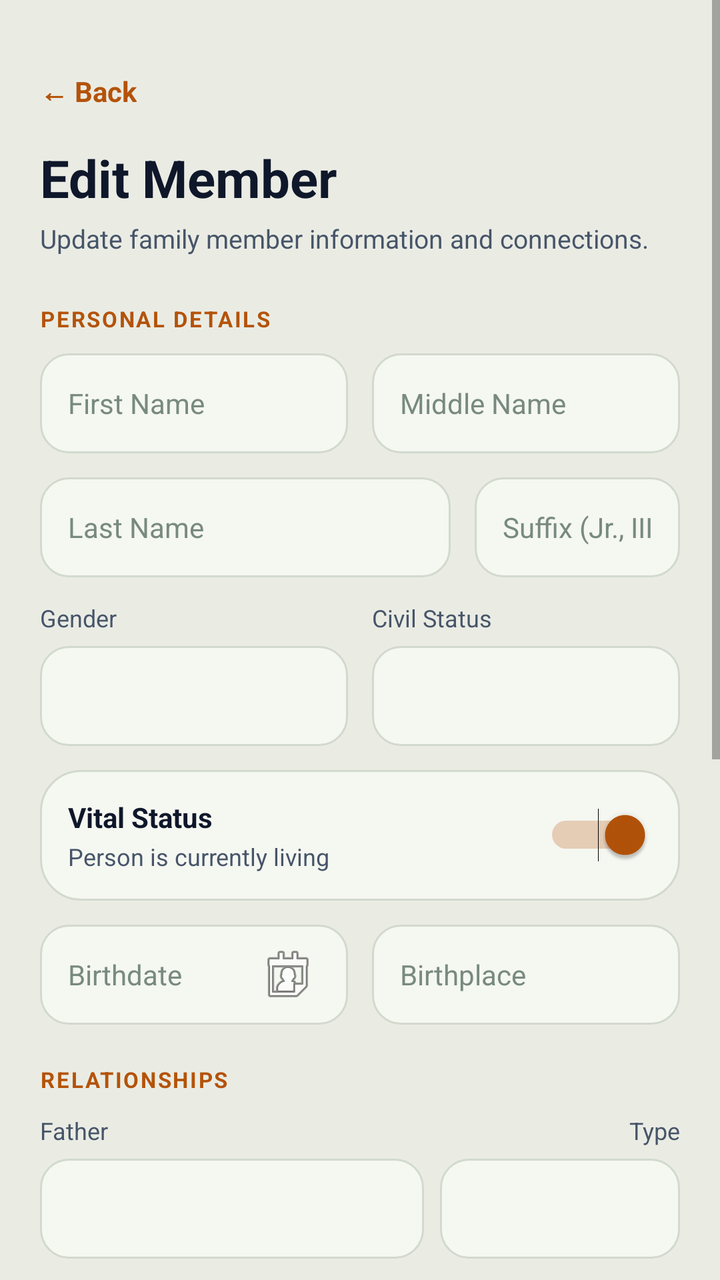
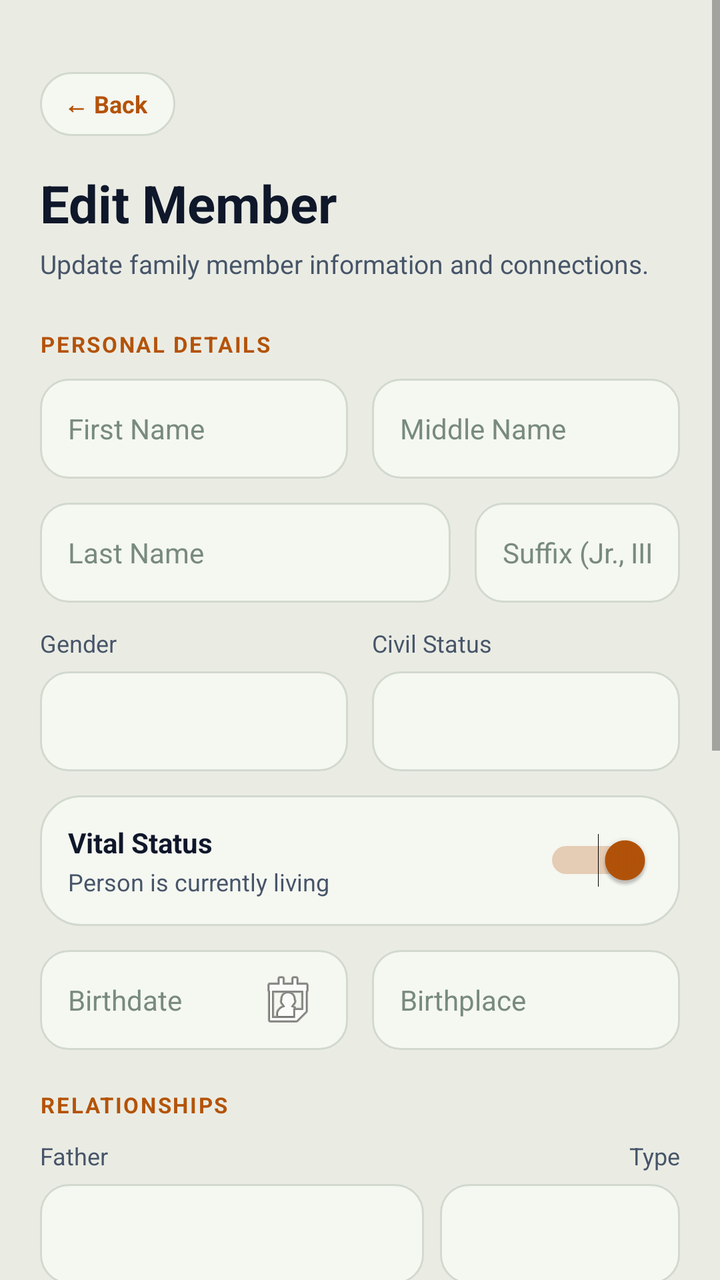

Two renders of the same Android screen: before a commit and after it. Below are the layout's source before the change and the commit's diff.
<!-- AndroidManifest.xml: application theme Theme.BTProject2 -->
<!-- res/layout/activity_edit_member.xml -->
<?xml version="1.0" encoding="utf-8"?>
<ScrollView xmlns:android="http://schemas.android.com/apk/res/android"
    android:layout_width="match_parent"
    android:layout_height="match_parent"
    android:background="@color/forest_bg"
    android:fitsSystemWindows="true">

    <LinearLayout
        android:layout_width="match_parent"
        android:layout_height="wrap_content"
        android:orientation="vertical"
        android:paddingTop="36dp"
        android:paddingStart="20dp"
        android:paddingEnd="20dp"
        android:paddingBottom="40dp">

        
        <TextView
            android:id="@+id/btnBack"
            android:layout_width="wrap_content"
            android:layout_height="wrap_content"
            android:text="← Back"
            android:textSize="14sp"
            android:textStyle="bold"
            android:textColor="@color/gold_accent"
            android:layout_marginBottom="16dp"
            android:clickable="true"
            android:focusable="true" />

        
        <TextView
            android:layout_width="wrap_content"
            android:layout_height="wrap_content"
            android:text="Edit Member"
            android:textSize="26sp"
            android:textStyle="bold"
            android:textColor="@color/text_primary"
            android:layout_marginBottom="4dp" />

        <TextView
            android:layout_width="wrap_content"
            android:layout_height="wrap_content"
            android:text="Update family member information and connections."
            android:textSize="13sp"
            android:textColor="@color/text_secondary"
            android:layout_marginBottom="24dp" />

        
        <TextView
            android:layout_width="wrap_content"
            android:layout_height="wrap_content"
            android:text="PERSONAL DETAILS"
            android:textSize="11sp"
            android:textStyle="bold"
            android:textColor="@color/gold_accent"
            android:letterSpacing="0.08"
            android:layout_marginBottom="10dp" />

        
        <LinearLayout
            android:layout_width="match_parent"
            android:layout_height="wrap_content"
            android:orientation="horizontal"
            android:layout_marginBottom="12dp">

            <EditText
                android:id="@+id/etFirstName"
                android:layout_width="0dp"
                android:layout_height="50dp"
                android:layout_weight="1"
                android:hint="First Name"
                android:inputType="textPersonName"
                android:background="@drawable/input_bg"
                android:paddingStart="14dp"
                android:paddingEnd="14dp"
                android:textSize="14sp"
                android:textColor="@color/text_primary"
                android:textColorHint="@color/text_hint"
                android:layout_marginEnd="6dp" />

            <EditText
                android:id="@+id/etMiddleName"
                android:layout_width="0dp"
                android:layout_height="50dp"
                android:layout_weight="1"
                android:hint="Middle Name"
                android:inputType="textPersonName"
                android:background="@drawable/input_bg"
                android:paddingStart="14dp"
                android:paddingEnd="14dp"
                android:textSize="14sp"
                android:textColor="@color/text_primary"
                android:textColorHint="@color/text_hint"
                android:layout_marginStart="6dp" />
        </LinearLayout>

        
        <LinearLayout
            android:layout_width="match_parent"
            android:layout_height="wrap_content"
            android:orientation="horizontal"
            android:layout_marginBottom="12dp">

            <EditText
                android:id="@+id/etLastName"
                android:layout_width="0dp"
                android:layout_height="50dp"
                android:layout_weight="2"
                android:hint="Last Name"
                android:inputType="textPersonName"
                android:background="@drawable/input_bg"
                android:paddingStart="14dp"
                android:paddingEnd="14dp"
                android:textSize="14sp"
                android:textColor="@color/text_primary"
                android:textColorHint="@color/text_hint"
                android:layout_marginEnd="6dp" />

            <EditText
                android:id="@+id/etSuffix"
                android:layout_width="0dp"
                android:layout_height="50dp"
                android:layout_weight="1"
                android:hint="Suffix (Jr., III)"
                android:inputType="textPersonName"
                android:background="@drawable/input_bg"
                android:paddingStart="14dp"
                android:paddingEnd="14dp"
                android:textSize="14sp"
                android:textColor="@color/text_primary"
                android:textColorHint="@color/text_hint"
                android:layout_marginStart="6dp" />
        </LinearLayout>

        
        <LinearLayout
            android:layout_width="match_parent"
            android:layout_height="wrap_content"
            android:orientation="horizontal"
            android:layout_marginBottom="12dp">

            <LinearLayout
                android:layout_width="0dp"
                android:layout_height="wrap_content"
                android:layout_weight="1"
                android:orientation="vertical"
                android:layout_marginEnd="6dp">

                <TextView
                    android:layout_width="wrap_content"
                    android:layout_height="wrap_content"
                    android:text="Gender"
                    android:textSize="12sp"
                    android:textColor="@color/text_secondary"
                    android:layout_marginBottom="6dp" />

                <Spinner
                    android:id="@+id/spinnerGender"
                    android:layout_width="match_parent"
                    android:layout_height="50dp"
                    android:background="@drawable/input_bg"
                    android:paddingStart="8dp"
                    android:paddingEnd="8dp" />
            </LinearLayout>

            <LinearLayout
                android:layout_width="0dp"
                android:layout_height="wrap_content"
                android:layout_weight="1"
                android:orientation="vertical"
                android:layout_marginStart="6dp">

                <TextView
                    android:layout_width="wrap_content"
                    android:layout_height="wrap_content"
                    android:text="Civil Status"
                    android:textSize="12sp"
                    android:textColor="@color/text_secondary"
                    android:layout_marginBottom="6dp" />

                <Spinner
                    android:id="@+id/spinnerCivilStatus"
                    android:layout_width="match_parent"
                    android:layout_height="50dp"
                    android:background="@drawable/input_bg"
                    android:paddingStart="8dp"
                    android:paddingEnd="8dp" />
            </LinearLayout>
        </LinearLayout>

        
        <LinearLayout
            android:layout_width="match_parent"
            android:layout_height="wrap_content"
            android:orientation="horizontal"
            android:gravity="center_vertical"
            android:background="@drawable/bg_forest_card"
            android:padding="14dp"
            android:layout_marginBottom="12dp">

            <LinearLayout
                android:layout_width="0dp"
                android:layout_height="wrap_content"
                android:layout_weight="1"
                android:orientation="vertical">

                <TextView
                    android:layout_width="wrap_content"
                    android:layout_height="wrap_content"
                    android:text="Vital Status"
                    android:textSize="14sp"
                    android:textStyle="bold"
                    android:textColor="@color/text_primary" />

                <TextView
                    android:id="@+id/tvVitalStatusDesc"
                    android:layout_width="wrap_content"
                    android:layout_height="wrap_content"
                    android:text="Person is currently living"
                    android:textSize="12sp"
                    android:textColor="@color/text_secondary"
                    android:layout_marginTop="2dp" />
            </LinearLayout>

            <Switch
                android:id="@+id/switchIsLiving"
                android:layout_width="wrap_content"
                android:layout_height="wrap_content"
                android:checked="true" />
        </LinearLayout>

        
        <LinearLayout
            android:layout_width="match_parent"
            android:layout_height="wrap_content"
            android:orientation="horizontal"
            android:layout_marginBottom="12dp">

            <EditText
                android:id="@+id/etBirthDate"
                android:layout_width="0dp"
                android:layout_height="50dp"
                android:layout_weight="1"
                android:hint="Birthdate"
                android:background="@drawable/input_bg"
                android:paddingStart="14dp"
                android:paddingEnd="14dp"
                android:textSize="14sp"
                android:textColor="@color/text_primary"
                android:textColorHint="@color/text_hint"
                android:focusable="false"
                android:clickable="true"
                android:drawableEnd="@android:drawable/ic_menu_my_calendar"
                android:layout_marginEnd="6dp" />

            <EditText
                android:id="@+id/etBirthPlace"
                android:layout_width="0dp"
                android:layout_height="50dp"
                android:layout_weight="1"
                android:hint="Birthplace"
                android:inputType="textCapWords"
                android:background="@drawable/input_bg"
                android:paddingStart="14dp"
                android:paddingEnd="14dp"
                android:textSize="14sp"
                android:textColor="@color/text_primary"
                android:textColorHint="@color/text_hint"
                android:layout_marginStart="6dp" />
        </LinearLayout>

        
        <LinearLayout
            android:id="@+id/layoutDeathDetails"
            android:layout_width="match_parent"
            android:layout_height="wrap_content"
            android:orientation="vertical"
            android:visibility="gone"
            android:layout_marginBottom="12dp">

            <TextView
                android:layout_width="wrap_content"
                android:layout_height="wrap_content"
                android:text="Date of Passing"
                android:textSize="12sp"
                android:textColor="@color/text_secondary"
                android:layout_marginBottom="6dp" />

            <EditText
                android:id="@+id/etDeathDate"
                android:layout_width="match_parent"
                android:layout_height="50dp"
                android:hint="Date of Passing"
                android:background="@drawable/input_bg"
                android:paddingStart="14dp"
                android:paddingEnd="14dp"
                android:textSize="14sp"
                android:textColor="@color/text_primary"
                android:textColorHint="@color/text_hint"
                android:focusable="false"
                android:clickable="true"
                android:drawableEnd="@android:drawable/ic_menu_my_calendar"
                android:layout_marginBottom="12dp" />

            <TextView
                android:layout_width="wrap_content"
                android:layout_height="wrap_content"
                android:text="Place of Passing (Optional)"
                android:textSize="12sp"
                android:textColor="@color/text_secondary"
                android:layout_marginBottom="6dp" />

            <EditText
                android:id="@+id/etDeathPlace"
                android:layout_width="match_parent"
                android:layout_height="50dp"
                android:hint="e.g. Quezon City, Philippines"
                android:background="@drawable/input_bg"
                android:paddingStart="14dp"
                android:paddingEnd="14dp"
                android:textSize="14sp"
                android:textColor="@color/text_primary"
                android:textColorHint="@color/text_hint"
                android:inputType="textCapWords"
                android:layout_marginBottom="12dp" />
        </LinearLayout>

        
        <TextView
            android:layout_width="wrap_content"
            android:layout_height="wrap_content"
            android:text="RELATIONSHIPS"
            android:textSize="11sp"
            android:textStyle="bold"
            android:textColor="@color/gold_accent"
            android:letterSpacing="0.08"
            android:layout_marginTop="8dp"
            android:layout_marginBottom="10dp" />

        
        <LinearLayout
            android:layout_width="match_parent"
            android:layout_height="wrap_content"
            android:orientation="horizontal"
            android:layout_marginBottom="6dp">

            <TextView
                android:layout_width="0dp"
                android:layout_height="wrap_content"
                android:layout_weight="1"
                android:text="Father"
                android:textSize="12sp"
                android:textColor="@color/text_secondary" />

            <TextView
                android:layout_width="wrap_content"
                android:layout_height="wrap_content"
                android:text="Type"
                android:textSize="12sp"
                android:textColor="@color/text_secondary" />
        </LinearLayout>

        <LinearLayout
            android:layout_width="match_parent"
            android:layout_height="wrap_content"
            android:orientation="horizontal"
            android:layout_marginBottom="12dp">

            <Spinner
                android:id="@+id/spinnerFather"
                android:layout_width="0dp"
                android:layout_height="50dp"
                android:layout_weight="1"
                android:background="@drawable/input_bg"
                android:paddingStart="8dp"
                android:paddingEnd="8dp"
                android:layout_marginEnd="8dp" />

            <Spinner
                android:id="@+id/spinnerFatherType"
                android:layout_width="120dp"
                android:layout_height="50dp"
                android:background="@drawable/input_bg"
                android:paddingStart="8dp"
                android:paddingEnd="8dp" />
        </LinearLayout>

        
        <LinearLayout
            android:layout_width="match_parent"
            android:layout_height="wrap_content"
            android:orientation="horizontal"
            android:layout_marginBottom="6dp">

            <TextView
                android:layout_width="0dp"
                android:layout_height="wrap_content"
                android:layout_weight="1"
                android:text="Mother"
                android:textSize="12sp"
                android:textColor="@color/text_secondary" />

            <TextView
                android:layout_width="wrap_content"
                android:layout_height="wrap_content"
                android:text="Type"
                android:textSize="12sp"
                android:textColor="@color/text_secondary" />
        </LinearLayout>

        <LinearLayout
            android:layout_width="match_parent"
            android:layout_height="wrap_content"
            android:orientation="horizontal"
            android:layout_marginBottom="12dp">

            <Spinner
                android:id="@+id/spinnerMother"
                android:layout_width="0dp"
                android:layout_height="50dp"
                android:layout_weight="1"
                android:background="@drawable/input_bg"
                android:paddingStart="8dp"
                android:paddingEnd="8dp"
                android:layout_marginEnd="8dp" />

            <Spinner
                android:id="@+id/spinnerMotherType"
                android:layout_width="120dp"
                android:layout_height="50dp"
                android:background="@drawable/input_bg"
                android:paddingStart="8dp"
                android:paddingEnd="8dp" />
        </LinearLayout>

        
        <TextView
            android:layout_width="wrap_content"
            android:layout_height="wrap_content"
            android:text="Spouse"
            android:textSize="12sp"
            android:textColor="@color/text_secondary"
            android:layout_marginBottom="6dp" />

        <Spinner
            android:id="@+id/spinnerSpouse"
            android:layout_width="match_parent"
            android:layout_height="50dp"
            android:background="@drawable/input_bg"
            android:paddingStart="8dp"
            android:paddingEnd="8dp"
            android:layout_marginBottom="20dp" />

        
        <TextView
            android:layout_width="wrap_content"
            android:layout_height="wrap_content"
            android:text="BIOGRAPHY &amp; NOTES"
            android:textSize="11sp"
            android:textStyle="bold"
            android:textColor="@color/gold_accent"
            android:letterSpacing="0.08"
            android:layout_marginBottom="10dp" />

        <EditText
            android:id="@+id/etBiography"
            android:layout_width="match_parent"
            android:layout_height="100dp"
            android:hint="Personal background, occupation, notes..."
            android:gravity="top|start"
            android:inputType="textMultiLine"
            android:background="@drawable/input_bg"
            android:padding="14dp"
            android:textSize="14sp"
            android:textColor="@color/text_primary"
            android:textColorHint="@color/text_hint"
            android:layout_marginBottom="28dp" />

        
        <Button
            android:id="@+id/btnSaveMember"
            android:layout_width="match_parent"
            android:layout_height="52dp"
            android:text="Save Changes"
            android:textSize="15sp"
            android:textStyle="bold"
            android:textColor="@color/white"
            android:backgroundTint="@color/gold_accent"
            android:textAllCaps="false"
            android:layout_marginBottom="16dp" />

    </LinearLayout>
</ScrollView>
<!-- resources referenced by this layout -->
<resources>
  <color name="forest_bg">#EAECE4</color>
  <color name="gold_accent">#B45309</color>
  <color name="text_hint">#788A7E</color>
  <color name="text_primary">#0F172A</color>
  <color name="text_secondary">#475569</color>
  <color name="white">#FFFFFF</color>
  <!-- drawable bg_forest_card (drawable) -->
  <?xml version="1.0" encoding="utf-8"?>
  <shape xmlns:android="http://schemas.android.com/apk/res/android"
      android:shape="rectangle">
      <solid android:color="@color/forest_card" />
      <corners android:radius="20dp" />
      <stroke
          android:width="1dp"
          android:color="@color/forest_card_border" />
  </shape>
  <!-- drawable input_bg (drawable) -->
  <?xml version="1.0" encoding="utf-8"?>
  <shape xmlns:android="http://schemas.android.com/apk/res/android"
      android:shape="rectangle">
      <solid android:color="@color/forest_card" />
      <corners android:radius="14dp" />
      <stroke android:width="1dp" android:color="@color/forest_card_border" />
  </shape>
  <style name="Theme.BTProject2" parent="Theme.MaterialComponents.DayNight.NoActionBar">
          <item name="colorPrimary">@color/gold_accent</item>
          <item name="colorPrimaryDark">@color/gold_accent_dark</item>
          <item name="colorAccent">@color/gold_accent</item>
          <item name="android:windowBackground">@color/forest_bg</item>
          <item name="android:statusBarColor">@color/forest_bg</item>
          <item name="android:windowLightStatusBar">true</item>
      </style>
  <color name="forest_card">#F5F7F1</color>
  <color name="forest_card_border">#D2D9CE</color>
  <color name="gold_accent_dark">#78350F</color>
</resources>

<!-- the commit's change to res/layout/activity_edit_member.xml (unified diff, before → after) -->
@@ -18,11 +18,15 @@
         <TextView
             android:id="@+id/btnBack"
             android:layout_width="wrap_content"
-            android:layout_height="wrap_content"
+            android:layout_height="32dp"
+            android:background="@drawable/bg_nav_back_pill"
+            android:gravity="center_vertical"
+            android:paddingStart="12dp"
+            android:paddingEnd="14dp"
             android:text="← Back"
-            android:textSize="14sp"
-            android:textStyle="bold"
-            android:textColor="@color/gold_accent"
+            android:textSize="12sp"
+            android:textStyle="bold"
+            android:textColor="@color/primary"
             android:layout_marginBottom="16dp"
             android:clickable="true"
             android:focusable="true" />
<!-- resource entries referenced after the edit -->
@@ -2,6 +2,7 @@
 <resources>
   <color name="forest_bg">#EAECE4</color>
   <color name="gold_accent">#B45309</color>
+  <color name="primary">#B45309</color>
   <color name="text_hint">#788A7E</color>
   <color name="text_primary">#0F172A</color>
   <color name="text_secondary">#475569</color>
@@ -16,6 +17,20 @@
           android:width="1dp"
           android:color="@color/forest_card_border" />
   </shape>
+  <!-- drawable bg_nav_back_pill (drawable) -->
+  <?xml version="1.0" encoding="utf-8"?>
+  <ripple xmlns:android="http://schemas.android.com/apk/res/android"
+      android:color="@color/gold_accent">
+      <item>
+          <shape android:shape="rectangle">
+              <solid android:color="@color/card_bg" />
+              <corners android:radius="20dp" />
+              <stroke
+                  android:width="1dp"
+                  android:color="@color/card_border" />
+          </shape>
+      </item>
+  </ripple>
   <!-- drawable input_bg (drawable) -->
   <?xml version="1.0" encoding="utf-8"?>
   <shape xmlns:android="http://schemas.android.com/apk/res/android"
@@ -34,6 +49,8 @@
       </style>
   <color name="forest_card">#F5F7F1</color>
   <color name="forest_card_border">#D2D9CE</color>
+  <color name="card_bg">#F5F7F1</color>
+  <color name="card_border">#D2D9CE</color>
   <color name="gold_accent_dark">#78350F</color>
 </resources>
 
